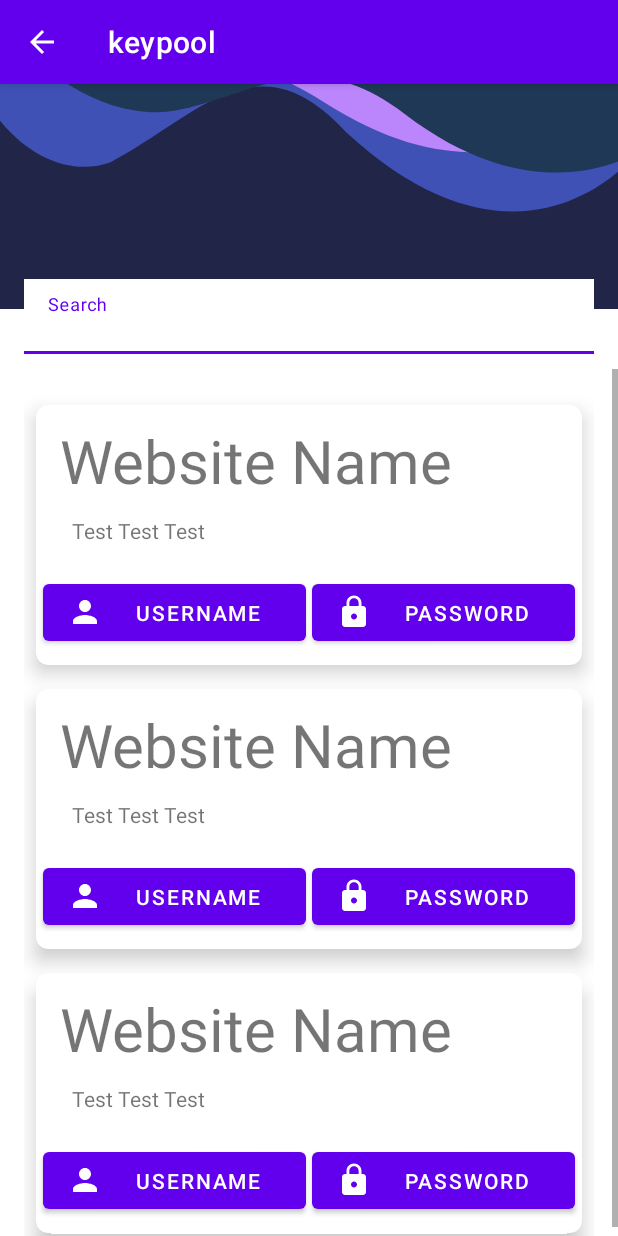
After one commit to juliaTrummer/KeyPool, an Android app: the PasswordView screen opened directly, with no data from a screen before it, on a phone screen of 412 x 824 dp. The commit adds this screen. Run offline under Robolectric (Android 15) with nearby library versions, the phone set to English and light mode, and no system bars.

Commit message:
added recycler view

```diff
--- /dev/null
+++ b/app/src/main/java/com/mobappdev/keypool/PwList/Password.kt
@@ -0,0 +1,5 @@
+package com.mobappdev.keypool.PwList
+
+data class Password(var password: String = "",
+                    var id: Int = 0,
+                    var user: String ="")
--- /dev/null
+++ b/app/src/main/java/com/mobappdev/keypool/PwList/PasswordAdapter.kt
@@ -0,0 +1,14 @@
+package com.mobappdev.keypool.PwList
+
+import android.os.Bundle
+import androidx.appcompat.app.AppCompatActivity
+import com.mobappdev.keypool.R
+
+class Login : AppCompatActivity() {
+
+    override fun onCreate(savedInstanceState: Bundle?) {
+        super.onCreate(savedInstanceState)
+        setContentView(R.layout.activity_password)
+    }
+
+}
--- /dev/null
+++ b/app/src/main/java/com/mobappdev/keypool/PwList/PasswordList.kt
@@ -0,0 +1,39 @@
+package com.mobappdev.keypool.PwList
+
+import android.content.Context
+import android.view.LayoutInflater
+import android.view.View
+import android.view.ViewGroup
+import android.widget.Button
+import android.widget.TextView
+import androidx.recyclerview.widget.LinearLayoutManager
+import androidx.recyclerview.widget.RecyclerView
+import com.google.android.material.textfield.TextInputEditText
+import com.mobappdev.keypool.R
+
+class PasswordList (private val mShopItems: List<Password>, val context : Context) : RecyclerView.Adapter<PasswordList.ViewHolder>()
+{
+
+    inner class ViewHolder(listItemView: View) : RecyclerView.ViewHolder(listItemView) {
+        val header = itemView.findViewById<TextView>(R.id.header)
+        val info = itemView.findViewById<TextView>(R.id.info)
+        val pwBtn = itemView.findViewById<Button>(R.id.pwBtn)
+        val userBtn = itemView.findViewById<Button>(R.id.usernameBtn)
+        val searchInput = itemView.findViewById<TextInputEditText>(R.id.searchInput)
+    }
+
+    override fun onCreateViewHolder(parent: ViewGroup, viewType: Int): PasswordList.ViewHolder {
+        val inflater = LayoutInflater.from(context)
+        val pwView = inflater.inflate(R.layout.password_item, parent, false)
+        return ViewHolder(pwView)
+    }
+
+    override fun onBindViewHolder(viewHolder: PasswordList.ViewHolder, position: Int) {
+
+
+    }
+
+    override fun getItemCount(): Int {
+        return mShopItems.size
+    }
+}
--- /dev/null
+++ b/app/src/main/java/com/mobappdev/keypool/PwList/PasswordView.kt
@@ -0,0 +1,35 @@
+package com.mobappdev.keypool.PwList
+
+import android.os.Bundle
+import androidx.appcompat.app.AppCompatActivity
+import androidx.recyclerview.widget.GridLayoutManager
+import androidx.recyclerview.widget.LinearLayoutManager
+import androidx.recyclerview.widget.RecyclerView
+import com.mobappdev.keypool.R
+
+class PasswordView : AppCompatActivity() {
+
+    private lateinit var pwList : MutableList<Password>
+
+    override fun onCreate(savedInstanceState: Bundle?) {
+        super.onCreate(savedInstanceState)
+        setContentView(R.layout.activity_password)
+        fillList()
+        createList()
+    }
+
+    private fun createList(){
+        var rv = findViewById<RecyclerView>(R.id.pwRecycler)
+        rv.layoutManager = LinearLayoutManager(this)
+        val adapter = PasswordList(pwList, this)
+        rv?.adapter = adapter
+    }
+
+    private fun fillList(){
+        pwList = ArrayList<Password>()
+        pwList.add(Password("test", 0, "tests"))
+        pwList.add(Password("test1", 1, "test11"))
+        pwList.add(Password("test", 0, "tests"))
+        pwList.add(Password("test1", 1, "test11"))
+    }
+}
--- a/app/src/main/java/com/mobappdev/keypool/RegisterLogin/Login.kt
+++ b/app/src/main/java/com/mobappdev/keypool/RegisterLogin/Login.kt
@@ -6,6 +6,7 @@ import android.widget.Button
 import android.widget.TextView
 import androidx.appcompat.app.AppCompatActivity
 import com.google.android.material.textfield.TextInputEditText
+import com.mobappdev.keypool.PwList.PasswordView
 import com.mobappdev.keypool.R
 import com.mobappdev.keypool.Register
 
@@ -26,7 +27,8 @@ class Login : AppCompatActivity() {
         infoText = findViewById(R.id.registerInfoText)
 
         button.setOnClickListener() {
-
+            val intent = Intent(this, PasswordView::class.java)
+            startActivity(intent)
         }
 
         infoText.setOnClickListener() {
--- /dev/null
+++ b/app/src/main/res/drawable/ic_baseline_lock_24.xml
@@ -0,0 +1,10 @@
+<vector xmlns:android="http://schemas.android.com/apk/res/android"
+    android:width="24dp"
+    android:height="24dp"
+    android:viewportWidth="24"
+    android:viewportHeight="24"
+    android:tint="?attr/colorControlNormal">
+  <path
+      android:fillColor="@android:color/white"
+      android:pathData="M18,8h-1L17,6c0,-2.76 -2.24,-5 -5,-5S7,3.24 7,6v2L6,8c-1.1,0 -2,0.9 -2,2v10c0,1.1 0.9,2 2,2h12c1.1,0 2,-0.9 2,-2L20,10c0,-1.1 -0.9,-2 -2,-2zM12,17c-1.1,0 -2,-0.9 -2,-2s0.9,-2 2,-2 2,0.9 2,2 -0.9,2 -2,2zM15.1,8L8.9,8L8.9,6c0,-1.71 1.39,-3.1 3.1,-3.1 1.71,0 3.1,1.39 3.1,3.1v2z"/>
+</vector>
--- /dev/null
+++ b/app/src/main/res/drawable/ic_baseline_person_24.xml
@@ -0,0 +1,10 @@
+<vector xmlns:android="http://schemas.android.com/apk/res/android"
+    android:width="24dp"
+    android:height="24dp"
+    android:viewportWidth="24"
+    android:viewportHeight="24"
+    android:tint="?attr/colorControlNormal">
+  <path
+      android:fillColor="@android:color/white"
+      android:pathData="M12,12c2.21,0 4,-1.79 4,-4s-1.79,-4 -4,-4 -4,1.79 -4,4 1.79,4 4,4zM12,14c-2.67,0 -8,1.34 -8,4v2h16v-2c0,-2.66 -5.33,-4 -8,-4z"/>
+</vector>
--- /dev/null
+++ b/app/src/main/res/drawable/static_wave_header.xml
@@ -0,0 +1,27 @@
+<vector xmlns:android="http://schemas.android.com/apk/res/android"
+    android:width="425dp"
+    android:height="168dp"
+    android:viewportWidth="425.332"
+    android:viewportHeight="168.0">
+
+    <group
+        android:pivotY="55"
+        android:pivotX="220"
+        android:rotation="190">
+    <path
+        android:pathData="M5.22,97.18s57.02,-120.98 200.55,-20c72.29,60.08 101.72,-5.45 155.4,-50.52 24.72,-15.16 64.44,-8.91 100.36,40.21 0.65,1.91 -12.77,75.13 -4.77,140.13L5.22,168Z"
+        android:fillColor="#3F51B5"
+        android:strokeAlpha="0.1"
+        android:fillAlpha="1"/>
+    <path
+        android:pathData="M500.33,70.78S352.76,155.62 225.1,96.65 67.19,123.13 0,91.84L0,166.44L425.33,166.44Z"
+        android:fillAlpha="1"
+        android:fillColor="@color/purple_200"
+        android:strokeAlpha="0.3"/>
+    <path
+        android:pathData="M5.22,97.18s57.02,-59.98 162.55,0c72.29,41.08 101.72,-2.45 155.4,-24.52 24.72,-10.16 64.44,-5.91 100.36,20.21 0.65,1.91 -2.77,75.13 -2.77,75.13L5.22,168Z"
+        android:fillColor="@color/header1"
+        android:strokeAlpha="0.1"
+        android:fillAlpha="1"/>
+    </group>
+</vector>
--- /dev/null
+++ b/app/src/main/res/drawable/static_wave_header_shape.xml
@@ -0,0 +1,16 @@
+<?xml version="1.0" encoding="utf-8"?>
+<shape xmlns:android="http://schemas.android.com/apk/res/android" android:shape="rectangle" >
+    <corners
+        android:bottomLeftRadius="0dp"
+        android:bottomRightRadius="0dp"
+        android:topLeftRadius="0dp"
+        android:topRightRadius="0dp"
+        />
+    <solid
+        android:color="@color/header2"
+        />
+    <size
+        android:width="182dp"
+        android:height="54dp"
+        />
+</shape>
--- a/app/src/main/res/layout/activity_login.xml
+++ b/app/src/main/res/layout/activity_login.xml
@@ -1,6 +1,5 @@
 <?xml version="1.0" encoding="utf-8"?>
-<androidx.constraintlayout.widget.ConstraintLayout
-    xmlns:android="http://schemas.android.com/apk/res/android"
+<androidx.constraintlayout.widget.ConstraintLayout xmlns:android="http://schemas.android.com/apk/res/android"
     xmlns:app="http://schemas.android.com/apk/res-auto"
     xmlns:tools="http://schemas.android.com/tools"
     android:layout_width="match_parent"
@@ -10,10 +9,10 @@
         android:id="@+id/header"
         android:layout_width="wrap_content"
         android:layout_height="wrap_content"
-        app:layout_constraintTop_toTopOf="parent"
+        app:layout_constraintBottom_toTopOf="@+id/emailField"
         app:layout_constraintEnd_toEndOf="parent"
         app:layout_constraintStart_toStartOf="parent"
-        app:layout_constraintBottom_toTopOf="@+id/emailField">
+        app:layout_constraintTop_toTopOf="parent">
 
         <!--Text displayed on wave-->
         <com.scwang.wave.MultiWaveHeader
@@ -21,7 +20,7 @@
             android:layout_width="match_parent"
             android:layout_height="200dp"
             android:layout_alignParentTop="true"
-            android:layout_marginTop="1dp"
+            android:layout_marginTop="0dp"
             app:mwhCloseColor="@color/purple_700"
             app:mwhStartColor="@color/secondarybutton"
             app:mwhWaveHeight="50dp" />
@@ -30,7 +29,7 @@
             android:layout_width="wrap_content"
             android:layout_height="wrap_content"
             android:layout_centerHorizontal="true"
-            android:layout_marginTop="50dp"
+            android:layout_marginTop="40dp"
             android:text="Login"
             android:textColor="@color/white"
             android:textSize="40dp"
@@ -56,7 +55,7 @@
             android:id="@+id/email"
             android:layout_width="match_parent"
             android:layout_height="wrap_content"
-            android:textSize="15dp"/>
+            android:textSize="15dp" />
 
     </com.google.android.material.textfield.TextInputLayout>
 
@@ -82,10 +81,23 @@
             android:ems="15"
             android:inputType="textPassword"
             android:textColorHint="@color/background"
-            android:textSize="15dp"/>
+            android:textSize="15dp" />
 
 
     </com.google.android.material.textfield.TextInputLayout>
+
+    <TextView
+        android:id="@+id/forgotPw"
+        android:layout_width="wrap_content"
+        android:layout_height="wrap_content"
+        android:layout_marginTop="16dp"
+        android:layout_marginEnd="16dp"
+        android:text="Forgot password?"
+        android:textColor="@color/infotext"
+        android:textSize="14sp"
+        app:layout_constraintEnd_toEndOf="parent"
+        app:layout_constraintTop_toBottomOf="@+id/passwordField"></TextView>
+
 
     <Button
         android:id="@+id/loginButton"
--- /dev/null
+++ b/app/src/main/res/layout/activity_password.xml
@@ -0,0 +1,83 @@
+<androidx.constraintlayout.widget.ConstraintLayout xmlns:android="http://schemas.android.com/apk/res/android"
+    xmlns:card_view="http://schemas.android.com/apk/res-auto"
+    xmlns:tools="http://schemas.android.com/tools"
+    android:layout_width="match_parent"
+    android:layout_height="match_parent">
+
+    <LinearLayout
+        android:id="@+id/headerLinearLayout"
+        android:layout_width="wrap_content"
+        android:layout_height="wrap_content"
+        android:layout_weight="3"
+        android:background="@drawable/static_wave_header_shape"
+        android:orientation="vertical"
+        card_view:layout_constraintTop_toTopOf="parent"
+        card_view:layout_constraintStart_toStartOf="parent">
+
+        <LinearLayout
+            android:id="@+id/headerLinearLayout1"
+            android:layout_width="match_parent"
+            android:layout_height="150dp"
+            android:background="@drawable/static_wave_header_shape"
+            android:orientation="vertical">
+
+            <ImageView
+                android:id="@+id/header"
+                android:layout_width="match_parent"
+                android:layout_height="wrap_content"
+                android:background="@drawable/static_wave_header"
+                tools:layout_editor_absoluteX="0dp"
+                tools:layout_editor_absoluteY="562dp" />
+
+        </LinearLayout>
+    </LinearLayout>
+
+    <com.google.android.material.textfield.TextInputLayout
+        android:id="@+id/searchfield"
+        style="@style/Widget.MaterialComponents.TextInputLayout.FilledBox"
+        android:layout_width="match_parent"
+        android:layout_height="50dp"
+        android:layout_marginStart="16dp"
+        android:layout_marginEnd="16dp"
+        android:hint="Search"
+        android:layout_marginTop="130dp"
+        card_view:layout_constraintTop_toTopOf="parent"
+        card_view:layout_constraintStart_toStartOf="parent"
+        card_view:layout_constraintEnd_toEndOf="parent"
+        >
+
+        <com.google.android.material.textfield.TextInputEditText
+            android:id="@+id/searchInput"
+            android:layout_width="match_parent"
+            android:layout_height="50dp"
+            android:background="@color/white"
+            android:ems="15"
+            android:inputType="textPassword"
+            android:textColorHint="@color/background"
+            android:textSize="15dp" />
+
+    </com.google.android.material.textfield.TextInputLayout>
+
+    <ScrollView
+        android:layout_width="match_parent"
+        android:layout_height="0dp"
+        android:id="@+id/scroll"
+        android:layout_marginTop="10dp"
+        card_view:layout_constraintTop_toBottomOf="@id/searchfield"
+        card_view:layout_constraintStart_toStartOf="parent"
+        card_view:layout_constraintEnd_toEndOf="parent"
+        card_view:layout_constraintBottom_toBottomOf="parent">
+
+        <androidx.recyclerview.widget.RecyclerView
+            android:id="@+id/pwRecycler"
+            android:layout_width="match_parent"
+            android:layout_height="wrap_content"
+            android:layout_marginStart="16dp"
+            android:layout_marginTop="16dp"
+            android:layout_marginEnd="16dp"
+            card_view:layout_constraintHorizontal_bias="0.0"
+            card_view:layout_constraintVertical_bias="0.501" />
+    </ScrollView>
+
+
+</androidx.constraintlayout.widget.ConstraintLayout>
--- a/app/src/main/res/layout/activity_register.xml
+++ b/app/src/main/res/layout/activity_register.xml
@@ -21,7 +21,7 @@
             android:layout_width="match_parent"
             android:layout_height="200dp"
             android:layout_alignParentTop="true"
-            android:layout_marginTop="1dp"
+            android:layout_marginTop="0dp"
             app:mwhCloseColor="@color/purple_700"
             app:mwhStartColor="@color/secondarybutton"
             app:mwhWaveHeight="50dp" />
@@ -56,7 +56,7 @@
             android:id="@+id/username"
             android:layout_width="match_parent"
             android:layout_height="wrap_content"
-            android:textSize="15dp"/>
+            android:textSize="15dp" />
 
     </com.google.android.material.textfield.TextInputLayout>
 
@@ -134,8 +134,7 @@
         app:layout_constraintBottom_toBottomOf="parent"
         app:layout_constraintEnd_toEndOf="parent"
         app:layout_constraintStart_toStartOf="parent"
-        app:layout_constraintTop_toBottomOf="@+id/registerButton">
-    </TextView>
+        app:layout_constraintTop_toBottomOf="@+id/registerButton"></TextView>
 
 
 </androidx.constraintlayout.widget.ConstraintLayout>
--- /dev/null
+++ b/app/src/main/res/layout/password_item.xml
@@ -0,0 +1,71 @@
+<?xml version="1.0" encoding="utf-8"?>
+<androidx.cardview.widget.CardView xmlns:android="http://schemas.android.com/apk/res/android"
+    xmlns:tools="http://schemas.android.com/tools"
+    xmlns:cardView="http://schemas.android.com/apk/res-auto"
+    android:id="@+id/carView"
+    android:layout_width="match_parent"
+    android:layout_height="wrap_content"
+    cardView:cardCornerRadius="8dp"
+    cardView:cardElevation="8dp"
+    android:layout_margin="8dp">
+
+    <androidx.constraintlayout.widget.ConstraintLayout
+        android:layout_width="match_parent"
+        android:layout_height="match_parent">
+
+        <TextView
+            android:id="@+id/header"
+            android:layout_width="match_parent"
+            android:layout_height="wrap_content"
+            android:layout_marginStart="16dp"
+            android:layout_marginTop="10dp"
+            android:layout_marginEnd="16dp"
+            android:layout_marginBottom="10dp"
+            android:text="Website Name"
+            android:textSize="40sp"
+            cardView:layout_constraintBottom_toTopOf="@+id/info"
+            cardView:layout_constraintEnd_toEndOf="parent"
+            cardView:layout_constraintStart_toStartOf="parent"
+            cardView:layout_constraintTop_toTopOf="parent" />
+
+        <TextView
+            android:id="@+id/info"
+            android:layout_width="match_parent"
+            android:layout_height="wrap_content"
+            android:layout_marginStart="24dp"
+            android:layout_marginEnd="24dp"
+            android:text="Test Test Test"
+            cardView:layout_constraintBottom_toTopOf="@+id/pwBtn"
+            cardView:layout_constraintEnd_toEndOf="parent"
+            cardView:layout_constraintStart_toStartOf="parent"
+            cardView:layout_constraintTop_toBottomOf="@id/header" />
+
+        <com.google.android.material.button.MaterialButton
+            android:id="@+id/pwBtn"
+            android:layout_width="175dp"
+            android:layout_height="50dp"
+            android:layout_marginTop="20dp"
+            android:layout_marginBottom="10dp"
+            android:text="password"
+            cardView:icon="@drawable/ic_baseline_lock_24"
+            cardView:layout_constraintBottom_toBottomOf="parent"
+            cardView:layout_constraintEnd_toEndOf="parent"
+            cardView:layout_constraintStart_toEndOf="@id/usernameBtn"
+            cardView:layout_constraintTop_toBottomOf="@id/info" />
+
+        <com.google.android.material.button.MaterialButton
+            android:id="@+id/usernameBtn"
+            android:layout_width="175dp"
+            android:layout_height="50dp"
+            android:layout_marginTop="20dp"
+            android:layout_marginBottom="10dp"
+            android:text="username"
+            cardView:icon="@drawable/ic_baseline_person_24"
+            cardView:layout_constraintBottom_toBottomOf="parent"
+            cardView:layout_constraintEnd_toStartOf="@+id/pwBtn"
+            cardView:layout_constraintStart_toStartOf="parent"
+            cardView:layout_constraintTop_toBottomOf="@+id/info" />
+
+    </androidx.constraintlayout.widget.ConstraintLayout>
+
+</androidx.cardview.widget.CardView>
```
Also changed, not shown: app/build.gradle (+9 -0 lines), app/src/main/AndroidManifest.xml (+11 -5 lines).
